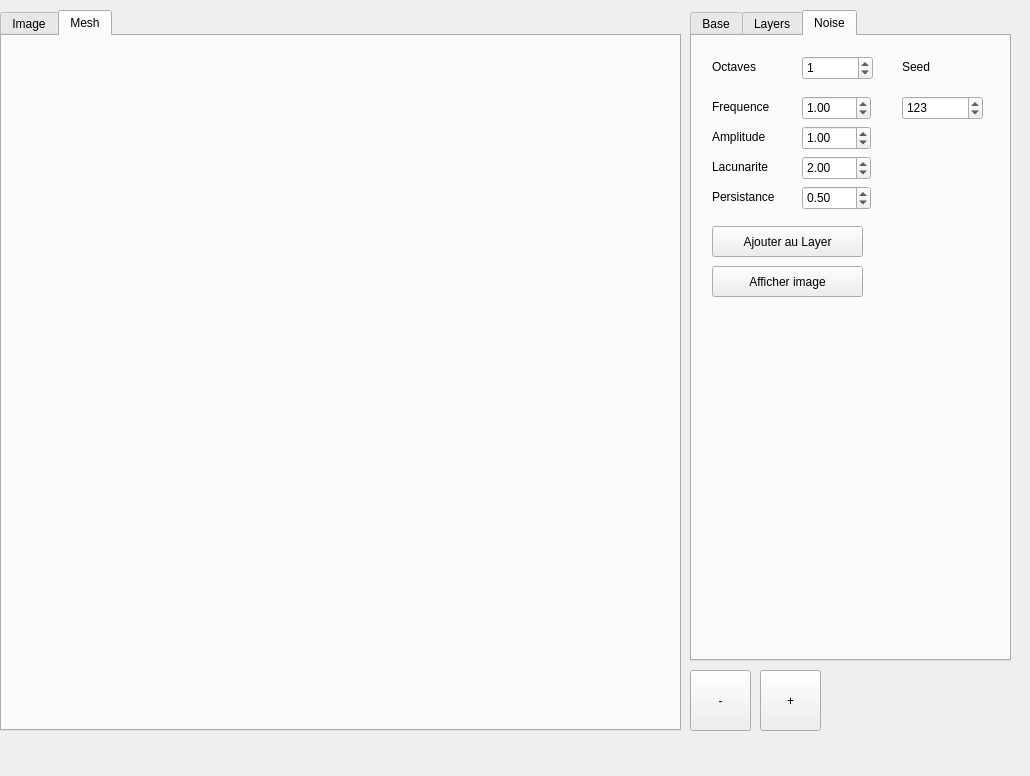
This is mainwindow.ui in Benji6974/GeoMod as Qt 5 draws it before an edit. The edited form follows.
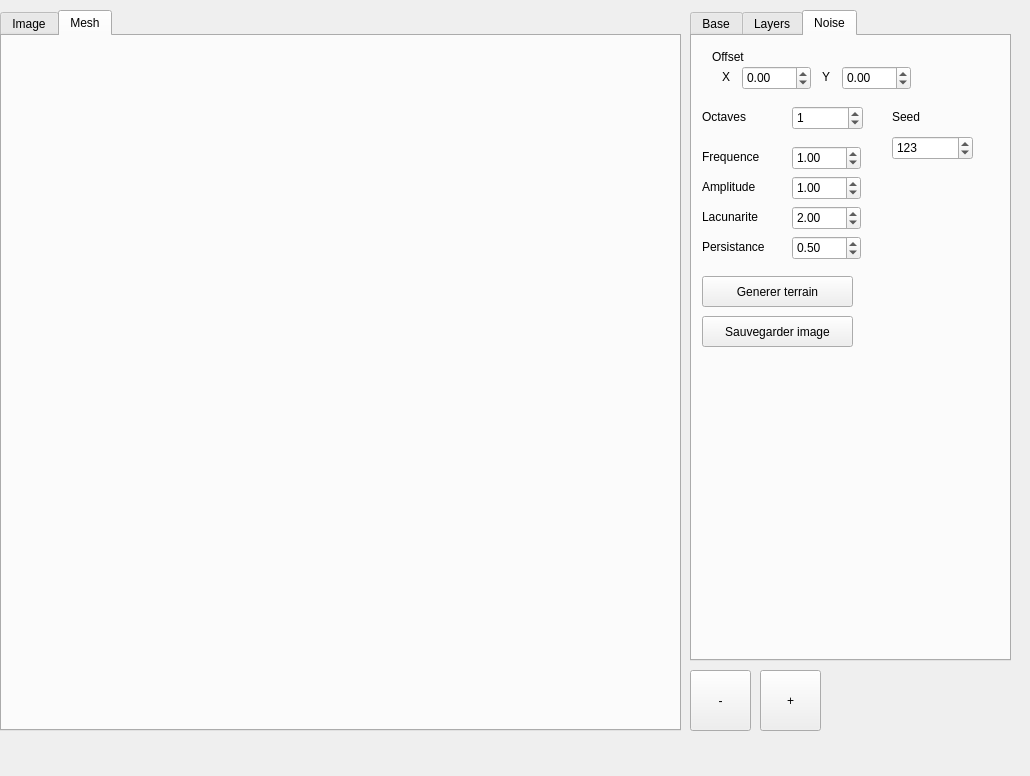
This is the edited form. Custom widgets are drawn as their Qt base class.

```diff
--- a/mainwindow.ui
+++ b/mainwindow.ui
@@ -510,8 +510,8 @@
      <widget class="QLabel" name="label_3">
       <property name="geometry">
        <rect>
-        <x>20</x>
-        <y>20</y>
+        <x>10</x>
+        <y>70</y>
         <width>71</width>
         <height>21</height>
        </rect>
@@ -523,8 +523,8 @@
      <widget class="QLabel" name="label_6">
       <property name="geometry">
        <rect>
-        <x>20</x>
-        <y>60</y>
+        <x>10</x>
+        <y>110</y>
         <width>81</width>
         <height>21</height>
        </rect>
@@ -536,8 +536,8 @@
      <widget class="QLabel" name="label_7">
       <property name="geometry">
        <rect>
-        <x>20</x>
-        <y>90</y>
+        <x>10</x>
+        <y>140</y>
         <width>81</width>
         <height>21</height>
        </rect>
@@ -549,8 +549,8 @@
      <widget class="QLabel" name="label_8">
       <property name="geometry">
        <rect>
-        <x>20</x>
-        <y>120</y>
+        <x>10</x>
+        <y>170</y>
         <width>81</width>
         <height>21</height>
        </rect>
@@ -562,34 +562,34 @@
      <widget class="QPushButton" name="btn_calcul_Tot_2">
       <property name="geometry">
        <rect>
-        <x>20</x>
-        <y>190</y>
+        <x>10</x>
+        <y>280</y>
         <width>151</width>
         <height>31</height>
        </rect>
       </property>
       <property name="text">
-       <string>Ajouter au Layer</string>
+       <string>Sauvegarder image</string>
       </property>
      </widget>
      <widget class="QPushButton" name="btn_showImageNoise">
       <property name="geometry">
        <rect>
-        <x>20</x>
-        <y>230</y>
+        <x>10</x>
+        <y>240</y>
         <width>151</width>
         <height>31</height>
        </rect>
       </property>
       <property name="text">
-       <string>Afficher image</string>
+       <string>Generer terrain</string>
       </property>
      </widget>
      <widget class="QSpinBox" name="spinBoxOctaves">
       <property name="geometry">
        <rect>
-        <x>110</x>
-        <y>20</y>
+        <x>100</x>
+        <y>70</y>
         <width>71</width>
         <height>24</height>
        </rect>
@@ -604,8 +604,8 @@
      <widget class="QDoubleSpinBox" name="doubleSpinBoxFrequence">
       <property name="geometry">
        <rect>
-        <x>110</x>
-        <y>60</y>
+        <x>100</x>
+        <y>110</y>
         <width>69</width>
         <height>24</height>
        </rect>
@@ -620,8 +620,8 @@
      <widget class="QDoubleSpinBox" name="doubleSpinBoxAmplitude">
       <property name="geometry">
        <rect>
-        <x>110</x>
-        <y>90</y>
+        <x>100</x>
+        <y>140</y>
         <width>69</width>
         <height>24</height>
        </rect>
@@ -636,8 +636,8 @@
      <widget class="QDoubleSpinBox" name="doubleSpinBoxLacunarite">
       <property name="geometry">
        <rect>
-        <x>110</x>
-        <y>120</y>
+        <x>100</x>
+        <y>170</y>
         <width>69</width>
         <height>24</height>
        </rect>
@@ -655,8 +655,8 @@
      <widget class="QDoubleSpinBox" name="doubleSpinBoxPersistance">
       <property name="geometry">
        <rect>
-        <x>110</x>
-        <y>150</y>
+        <x>100</x>
+        <y>200</y>
         <width>69</width>
         <height>24</height>
        </rect>
@@ -674,8 +674,8 @@
      <widget class="QLabel" name="label_10">
       <property name="geometry">
        <rect>
-        <x>20</x>
-        <y>150</y>
+        <x>10</x>
+        <y>200</y>
         <width>81</width>
         <height>21</height>
        </rect>
@@ -687,8 +687,8 @@
      <widget class="QLabel" name="label_11">
       <property name="geometry">
        <rect>
-        <x>210</x>
-        <y>20</y>
+        <x>200</x>
+        <y>70</y>
         <width>71</width>
         <height>21</height>
        </rect>
@@ -700,8 +700,8 @@
      <widget class="QSpinBox" name="spinBoxSeed">
       <property name="geometry">
        <rect>
-        <x>210</x>
-        <y>60</y>
+        <x>200</x>
+        <y>100</y>
         <width>81</width>
         <height>24</height>
        </rect>
@@ -713,6 +713,83 @@
        <number>123</number>
       </property>
      </widget>
+     <widget class="QLabel" name="label_12">
+      <property name="geometry">
+       <rect>
+        <x>20</x>
+        <y>10</y>
+        <width>71</width>
+        <height>21</height>
+       </rect>
+      </property>
+      <property name="text">
+       <string>Offset</string>
+      </property>
+     </widget>
+     <widget class="QDoubleSpinBox" name="doubleSpinBoxOffsetX">
+      <property name="geometry">
+       <rect>
+        <x>50</x>
+        <y>30</y>
+        <width>69</width>
+        <height>24</height>
+       </rect>
+      </property>
+      <property name="minimum">
+       <double>-1000.000000000000000</double>
+      </property>
+      <property name="maximum">
+       <double>1000.000000000000000</double>
+      </property>
+      <property name="value">
+       <double>0.000000000000000</double>
+      </property>
+     </widget>
+     <widget class="QDoubleSpinBox" name="doubleSpinBoxOffsetY">
+      <property name="geometry">
+       <rect>
+        <x>150</x>
+        <y>30</y>
+        <width>69</width>
+        <height>24</height>
+       </rect>
+      </property>
+      <property name="minimum">
+       <double>-1000.000000000000000</double>
+      </property>
+      <property name="maximum">
+       <double>1000.000000000000000</double>
+      </property>
+      <property name="value">
+       <double>0.000000000000000</double>
+      </property>
+     </widget>
+     <widget class="QLabel" name="label_13">
+      <property name="geometry">
+       <rect>
+        <x>30</x>
+        <y>30</y>
+        <width>16</width>
+        <height>21</height>
+       </rect>
+      </property>
+      <property name="text">
+       <string>X</string>
+      </property>
+     </widget>
+     <widget class="QLabel" name="label_14">
+      <property name="geometry">
+       <rect>
+        <x>130</x>
+        <y>30</y>
+        <width>16</width>
+        <height>21</height>
+       </rect>
+      </property>
+      <property name="text">
+       <string>Y</string>
+      </property>
+     </widget>
     </widget>
    </widget>
    <widget class="QPushButton" name="btn_moins">
```
Left out of the diff: 2 changed lines with no effect on the pictures.
